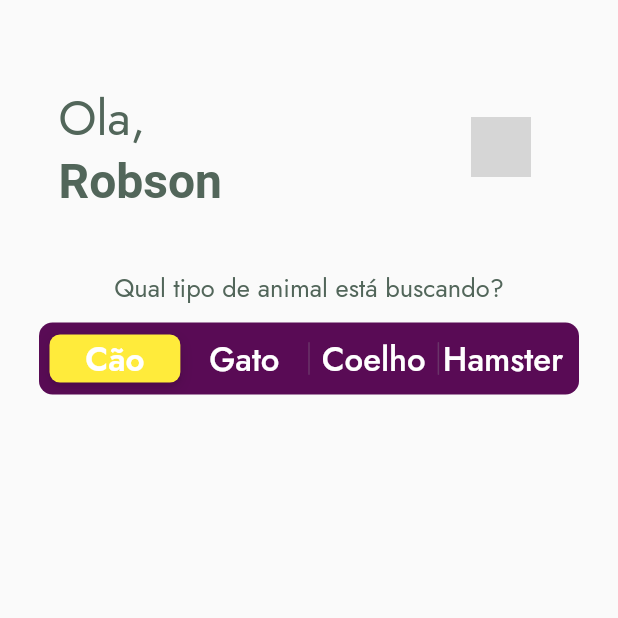
After one commit to mariacarolinaj/adote_um_amigo, a Flutter app: the ListagemAnimaisPage screen opened by its route, on a phone screen of 412 x 824 dp, the top half of it. The commit adds this screen. Run offline on Flutter 3.47's test engine with Material 2 defaults, Android fonts, the phone set to English and light mode, and no system bars; our stand-ins replace carousel_slider, font_awesome_flutter, image_picker; missing offline and left inert: image_picker_for_web; network calls fail; grey boxes are pictures that could not be loaded.

Commit message:
Base view with header and segment control WIP

```diff
--- a/lib/app/cadastro-animal/cadastro-animal_page.dart
+++ b/lib/app/cadastro-animal/cadastro-animal_page.dart
@@ -6,6 +6,7 @@ import 'package:flutter/material.dart';
 import 'package:flutter/services.dart';
 import 'package:image_picker/image_picker.dart';
 import '../../shared/style.dart';
+import 'package:adote_um_amigo/shared/rotas.dart';
 
 class CadastroAnimalPage extends StatefulWidget {
   final String title;
@@ -418,7 +419,7 @@ class CadastroAnimalPageState extends State<CadastroAnimalPage> {
           ),
           onPressed: () {
             if (_formKey.currentState!.validate()) {
-              // fazer upload
+              Navigator.pushNamed(context, Rotas.listAnimals);
             }
           },
         ),
--- /dev/null
+++ b/lib/app/listagem-animais/listagem-animais_page.dart
@@ -0,0 +1,136 @@
+import 'dart:io';
+
+import 'package:adote_um_amigo/models/animal.dart';
+import 'package:carousel_slider/carousel_slider.dart';
+import 'package:flutter/cupertino.dart';
+import 'package:flutter/material.dart';
+import 'package:flutter/services.dart';
+import 'package:image_picker/image_picker.dart';
+import '../../shared/style.dart';
+
+class ListagemAnimaisPage extends StatefulWidget {
+  final String title;
+  const ListagemAnimaisPage({Key? key, this.title = 'ListagemAnimaisPage'})
+      : super(key: key);
+  @override
+  ListagemAnimaisPageState createState() => ListagemAnimaisPageState();
+}
+
+class ListagemAnimaisPageState extends State<ListagemAnimaisPage> {
+  int? groupValue = 0;
+
+  @override
+  Widget build(BuildContext context) {
+    return Scaffold(
+      resizeToAvoidBottomInset: false,
+      body: Padding(
+        padding: const EdgeInsets.only(top: 32, left: 16, right: 16),
+        child: CustomScrollView(
+          slivers: [
+            SliverFillRemaining(
+              hasScrollBody: false,
+              child: Column(
+                children: <Widget>[
+                  _buildHeader("Robson"),
+                  _buildHeaderMessage(),
+                  _buildSegmentControl()
+                ],
+              ),
+            ),
+          ],
+        ),
+      ),
+    );
+  }
+
+  Widget _buildHeader(String name) {
+    return Container(
+      child: Row(
+        children: [
+          _buildTitleHeader(name),
+          _buildProfileImage(),
+        ],
+      ),
+      margin: const EdgeInsets.only(top: 24, bottom: 0, left: 23, right: 23),
+    );
+  }
+
+  Widget _buildProfileImage() {
+    return SizedBox(
+      width: MediaQuery.of(context).size.width / 2,
+      child: Column(
+        children: [
+          CircleAvatar(
+            backgroundImage: NetworkImage('https://pbs.twimg.com/media/EvHvTkCWQAA13pI.jpg'),
+          )
+        ],
+        crossAxisAlignment: CrossAxisAlignment.end,
+      ),
+    );
+  }
+
+  Widget _buildTitleHeader(String name) {
+    return RichText(
+      text: TextSpan(
+        text: 'Ola,\n',
+        style: TextStyle(
+            color: Cores.titulo,
+            fontSize: 32,
+            fontFamily: 'Jost',
+            fontStyle: FontStyle.normal),
+        children: <TextSpan>[
+          TextSpan(
+              text: name, style: TextStyle(fontWeight: FontWeight.w700)),
+        ],
+      ),
+    );
+  }
+
+  Widget _buildHeaderMessage() {
+    return Container(
+      child: RichText(
+        text: const TextSpan(
+          text: 'Qual tipo de animal está buscando?',
+          style: TextStyle(
+              color: Cores.titulo,
+              fontSize: 17,
+              fontFamily: 'Jost',
+              fontStyle: FontStyle.normal),
+        ),
+      ),
+      margin: const EdgeInsets.only(top: 40),
+    );
+  }
+
+  Widget buildSegment(String text){
+    return Container(
+      child: Text(
+        text,
+        style: TextStyle(fontSize: 22, color: Colors.white),),
+    );
+  }
+
+  Widget _buildSegmentControl() {
+    return Container(
+      alignment: Alignment.center,
+      padding: EdgeInsets.all(10),
+      child: CupertinoSlidingSegmentedControl<int>(
+        backgroundColor: Cores.secondary,
+        thumbColor: Colors.yellow,
+        padding: EdgeInsets.all(8),
+        groupValue: groupValue,
+        children: {
+          0: buildSegment("Cão"),
+          1: buildSegment("Gato"),
+          2: buildSegment("Coelho"),
+          3: buildSegment("Hamster")
+        },
+        onValueChanged: (value){
+          setState(() {
+            groupValue = value;
+          });
+        },
+      ),
+    );
+  }
+}
--- a/lib/main.dart
+++ b/lib/main.dart
@@ -1,3 +1,4 @@
+import 'package:adote_um_amigo/app/listagem-animais/listagem-animais_page.dart';
 import 'package:adote_um_amigo/app/meus-animais/meus-animais_page.dart';
 import 'package:adote_um_amigo/shared/rotas.dart';
 import 'package:adote_um_amigo/shared/style.dart';
@@ -52,6 +53,8 @@ class MyApp extends StatelessWidget {
             const PerfilUsuarioPage(title: 'Perfil de usuario'),
         Rotas.meusAnimais: (BuildContext context) =>
             const MeusAnimaisPage(title: 'MeusAnimais'),
+        Rotas.listAnimals: (BuildContext context) =>
+            const ListagemAnimaisPage(),
       },
     );
   }
--- a/lib/shared/rotas.dart
+++ b/lib/shared/rotas.dart
@@ -5,5 +5,5 @@ class Rotas {
   static const registroUsuario = '/registro-usuario';
   static const perfilUsuario = '/perfil-usuario';
   static const meusAnimais = '/meus-animais';
-
+  static const listAnimals = '/lista-animais';
 }
```
Also changed, not shown: 9 other files.
